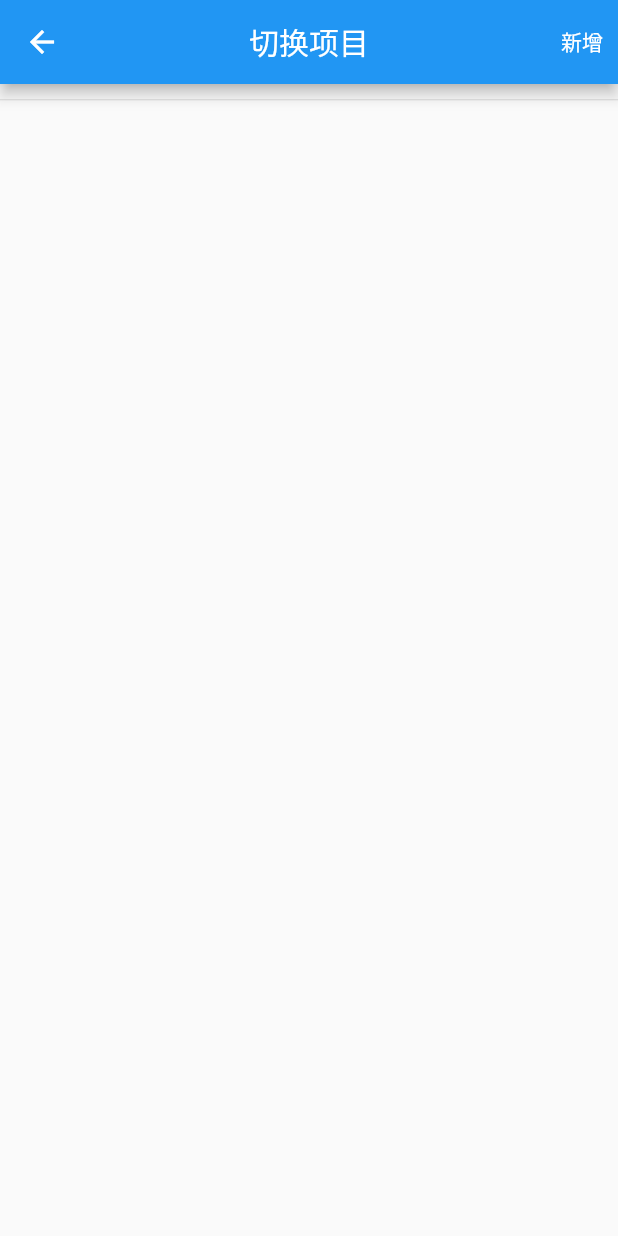
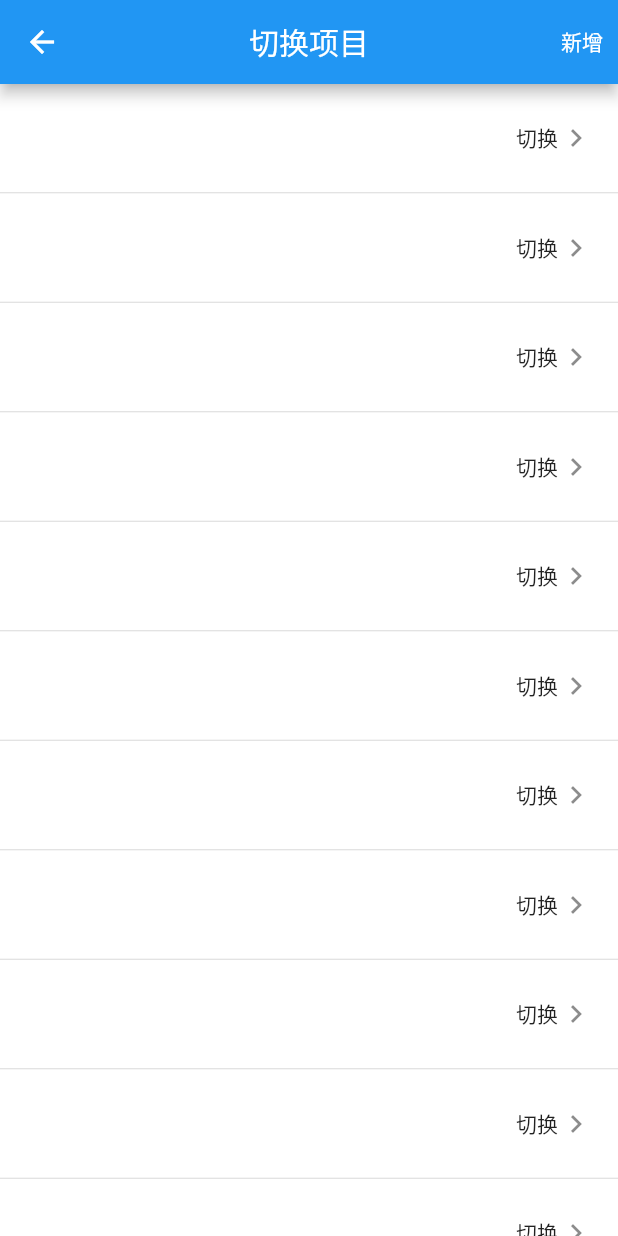
Before and after one commit to vcqzero/jjhy-app-refactor, a Flutter app: the ExchangeWorkyard screen opened directly, on a phone screen of 412 x 824 dp. Run offline on Flutter 3.47's test engine with Material 2 defaults, Android fonts, the phone set to English and light mode, and no system bars; our stand-ins replace dio, flutter_easyloading, flutter_svg, fluttertoast, get_storage, image_picker and 4 more; missing offline and left inert: amap_flutter_base, amap_flutter_location, amap_flutter_map; accounts and stored records are empty; network calls fail.

Commit message:
完成列表功能

```diff
--- a/lib/pages/profile/ExchangeWorkyard.dart
+++ b/lib/pages/profile/ExchangeWorkyard.dart
@@ -21,9 +21,8 @@ class _ExchangeWorkyardState extends State<ExchangeWorkyard> {
     super.initState();
   }
 
-  List _getWorkyardTiles() {
-    List<Widget> tilss = [];
-    _user.workyards?.forEach((workyard) {
+  Widget _getItemTile(int index) {
+    Map workyard = _user.workyards?[index] ?? {};
     String? name = workyard['name'];
     int? id = workyard['id'];
     Map? pivot = workyard['pivot'];
@@ -32,16 +31,18 @@ class _ExchangeWorkyardState extends State<ExchangeWorkyard> {
     bool isUsing = id != null &&
         _user.workyard?['id'] != null &&
         id == _user.workyard?['id'];
-      tilss.add(
-        MyTile(
+
+    return MyTile(
       title: name ?? '',
       subtitle: roleLabel,
-          trailingString: isUsing ? '正在使用' : null,
+      trailingWidget: isUsing
+          ? Text(
+              '正在使用',
+              style: TextStyle(color: Colors.green),
+            )
+          : Text('切换'),
       onTap: isUsing ? null : () {},
-        ),
     );
-    });
-    return tilss;
   }
 
   @override
@@ -58,14 +59,11 @@ class _ExchangeWorkyardState extends State<ExchangeWorkyard> {
             ),
           ],
         ),
-        body: ListView(
-          children: [
-            SizedBox(
-              height: 10,
-            ),
-            Divider(height: 1),
-            ..._getWorkyardTiles()
-          ],
+        body: ListView.builder(
+          itemBuilder: (context, index) {
+            return _getItemTile(index);
+          },
+          itemCount: _user.workyards?.length,
         ),
       ),
     );
--- a/lib/pages/settings/Index.dart
+++ b/lib/pages/settings/Index.dart
@@ -137,7 +137,7 @@ class _SettingsPageState extends State<SettingsPage> with RouteAware {
           // 绑定手机
           MyTile(
             title: '绑定手机',
-            trailingWidget: Text(_user.telEncryption ?? '未绑定'),
+            trailingString: _user.telEncryption ?? '未绑定',
             onTap: () {
               Navigator.push(
                 context,
--- a/lib/widgets/MyTile.dart
+++ b/lib/widgets/MyTile.dart
@@ -1,7 +1,7 @@
 import 'package:flutter/material.dart';
 import 'package:flutter_svg/svg.dart';
 
-class MyTile extends StatefulWidget {
+class MyTile extends StatelessWidget {
   final String title;
   final Color titleColor;
   final String? subtitle;
@@ -14,9 +14,7 @@ class MyTile extends StatefulWidget {
 
   final void Function()? onTap;
 
-  /// 如果[trailingWidget] 不为null，优先渲染trailingWidget，
-  /// 否则渲染[trailingString]
-  MyTile({
+  const MyTile({
     Key? key,
     required this.title,
     this.titleColor = Colors.black,
@@ -28,32 +26,26 @@ class MyTile extends StatefulWidget {
     this.onTap,
   }) : super(key: key);
 
-  @override
-  _MyTileState createState() => _MyTileState();
-}
+  List<Widget> _getTrailingChildren() {
+    List<Widget> list = [];
 
-class _MyTileState extends State<MyTile> {
-  List<Widget> _handleBuildTrailing() {
-    List<Widget> list = [];
-    // 优选渲染trailingWidget
-    if (widget.trailingWidget != null) {
-      list.add(widget.trailingWidget!);
-    } else if (widget.trailingString != null) {
-      list.add(
-        Container(
-          width: 180,
+    Widget? _widget = trailingWidget != null
+        ? trailingWidget
+        : trailingString != null
+            ? Container(
+                constraints: BoxConstraints(maxWidth: 120),
                 alignment: Alignment.centerRight,
                 child: Text(
-            widget.trailingString!,
+                  trailingString!,
                   overflow: TextOverflow.ellipsis,
+                  maxLines: 1,
                 ),
-        ),
-      );
-    }
-    // 添加向右箭头
-    if (widget.onTap != null) {
-      list.add(Icon(Icons.chevron_right));
-    }
+              )
+            : null;
+
+    if (_widget != null) list.add(_widget);
+    if (onTap != null) list.add(Icon(Icons.chevron_right)); // 添加向右箭头
+
     return list;
   }
 
@@ -62,45 +54,51 @@ class _MyTileState extends State<MyTile> {
     return Column(
       children: [
         ListTile(
-          leading: widget.leadingSvg != null
+          leading: leadingSvg != null
               ? Container(
                   child: SvgPicture.asset(
-                    widget.leadingSvg!,
+                    leadingSvg!,
                     semanticsLabel: 'svg',
-                    color: widget.leadingSvgColor,
+                    color: leadingSvgColor,
                     width: 32,
                   ),
                 )
               : null,
+
+          title: Text(
+            title,
+            style: TextStyle(
+              color: titleColor,
+            ),
+            // maxLines: 1,
+          ),
+
           tileColor: Colors.white,
-          subtitle: widget.subtitle != null
+          subtitle: subtitle != null
               ? Text(
-                  widget.subtitle!,
+                  subtitle!,
                   style: TextStyle(fontSize: 14),
                 )
               : null,
-          title: Text(
-            widget.title,
-            style: TextStyle(
-              color: widget.titleColor,
+
+          /// 尾部
+          trailing: Row(
+            mainAxisSize: MainAxisSize.min,
+            children: [
+              Container(
+                child: Row(
+                  mainAxisAlignment: MainAxisAlignment.end,
+                  children: _getTrailingChildren(),
                 ),
-            // maxLines: 1,
-            overflow: TextOverflow.visible,
+              ),
+            ],
           ),
 
-          /// 尾部
-          trailing: Container(
-            width: 220,
-            // color: Colors.red,
-            child: Row(
-              mainAxisAlignment: MainAxisAlignment.end,
-              children: _handleBuildTrailing(),
+          onTap: onTap,
         ),
+        Divider(
+          height: 1,
         ),
-
-          onTap: widget.onTap,
-        ),
-        Divider(height: 1),
       ],
     );
   }
```
Lines whose indentation alone changed are shown as unchanged.
